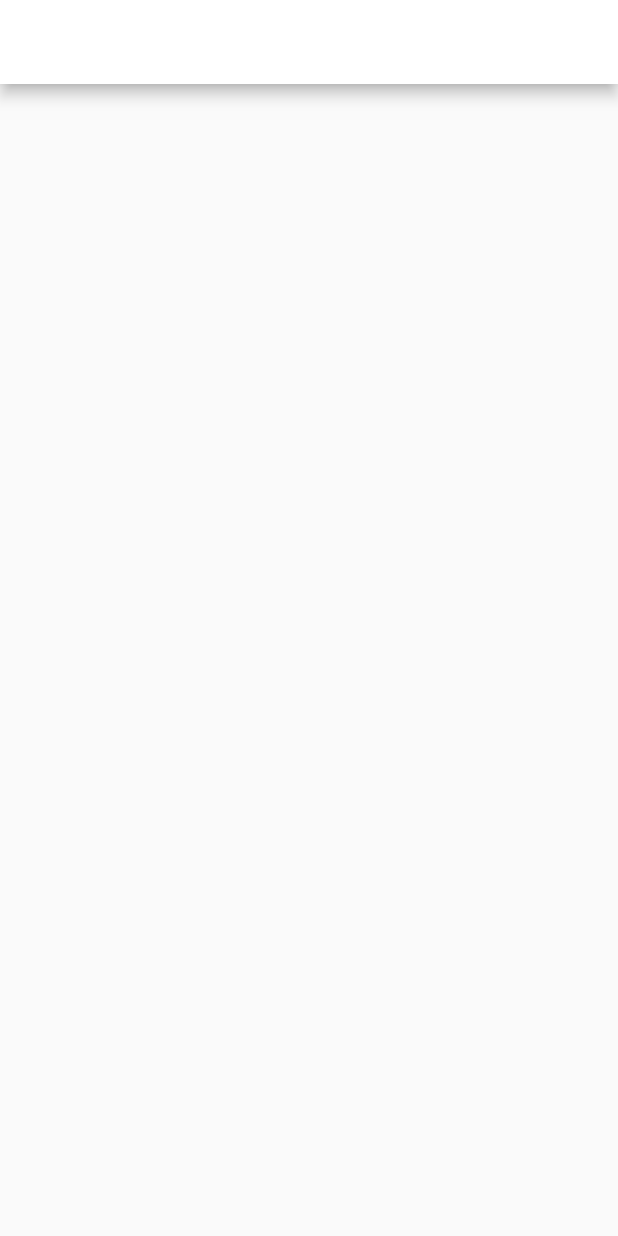
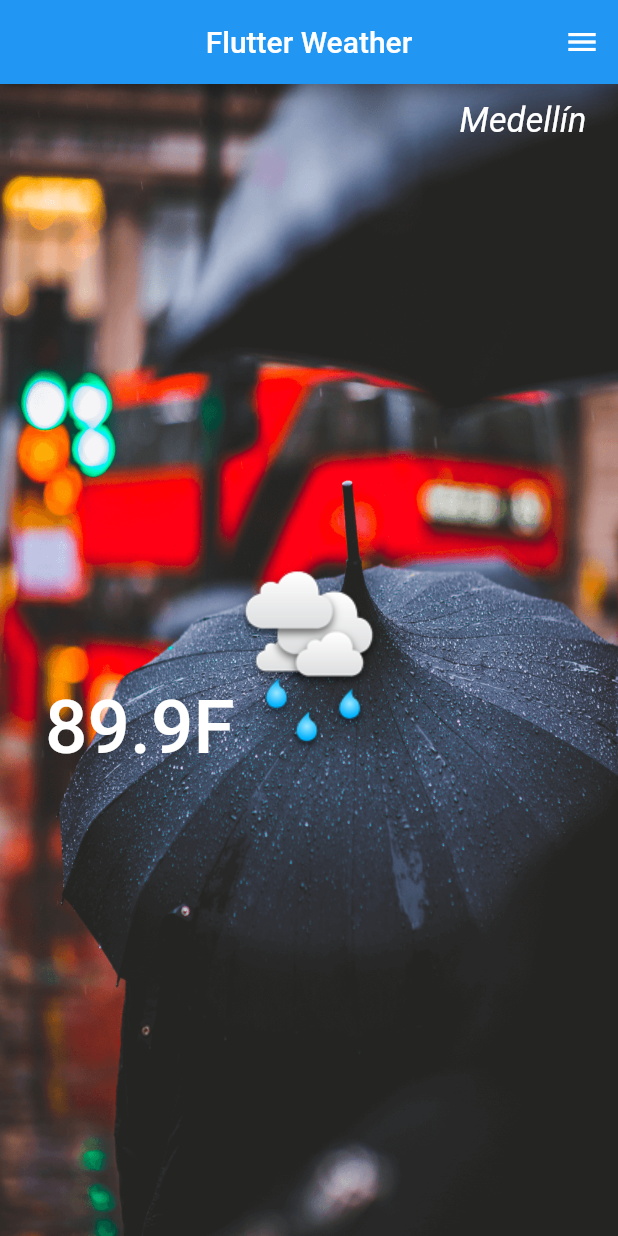
Before and after one commit to ArmardB/Flutter-Weather, a Flutter app: the screen it shows after launch, on a phone screen of 412 x 824 dp. Run offline on Flutter 3.47's test engine with Material 2 defaults, Android fonts, the phone set to English and light mode, and no system bars.

Commit message:
Basic layout of app with assets

```diff
--- a/lib/ui/Weather.dart
+++ b/lib/ui/Weather.dart
@@ -14,15 +14,62 @@ class WeatherState extends State<Weather> {
   Widget build(BuildContext context) {
     return new Scaffold(
       appBar: AppBar(
-        backgroundColor: Colors.white,
+        backgroundColor: Colors.blue,
+        centerTitle: true,
         title: Text('Flutter Weather',
-
+          style: TextStyle(
+            color: Colors.white
+          ),
         ),
         actions: <Widget>[
-
+          IconButton(icon: new Icon(Icons.menu), onPressed: () => debugPrint('Hello'))
+        ],
+      ),
+      body: Stack(
+        children: <Widget>[
+          Center(
+            child: Image.asset('images/umbrella.png',
+            width: 490.0,
+              height: 1200.0,
+              fit: BoxFit.fill,
+            )
+          ),
+          Container(
+            alignment: Alignment.topRight,
+            margin: const EdgeInsets.fromLTRB(0.0, 10.9, 20.9, 0.0),
+            child: Text(
+              'Medellín',
+              style: cityStyle(),
+            ),
+          ),
+          Container(
+            alignment: Alignment.center,
+            child: Image.asset('images/light_rain.png'),
+          ),
+          Container(
+            margin: const EdgeInsets.fromLTRB(30.0, 400.0, 0.0, 0.0),
+            child: Text('89.9F', style: weatherIconStyle(),),
+          )
         ],
       ),
     );
   }
 
 }
+
+TextStyle cityStyle() {
+  return new TextStyle(
+    color: Colors.white,
+    fontSize: 22.9,
+    fontStyle: FontStyle.italic
+  );
+}
+
+TextStyle weatherIconStyle() {
+  return new TextStyle(
+    color: Colors.white,
+    fontStyle: FontStyle.normal,
+    fontWeight: FontWeight.w500,
+    fontSize: 49.9
+  );
+}
```
Also changed, not shown: pubspec.yaml (+4 -3 lines), lib/util/utils.dart (added).
